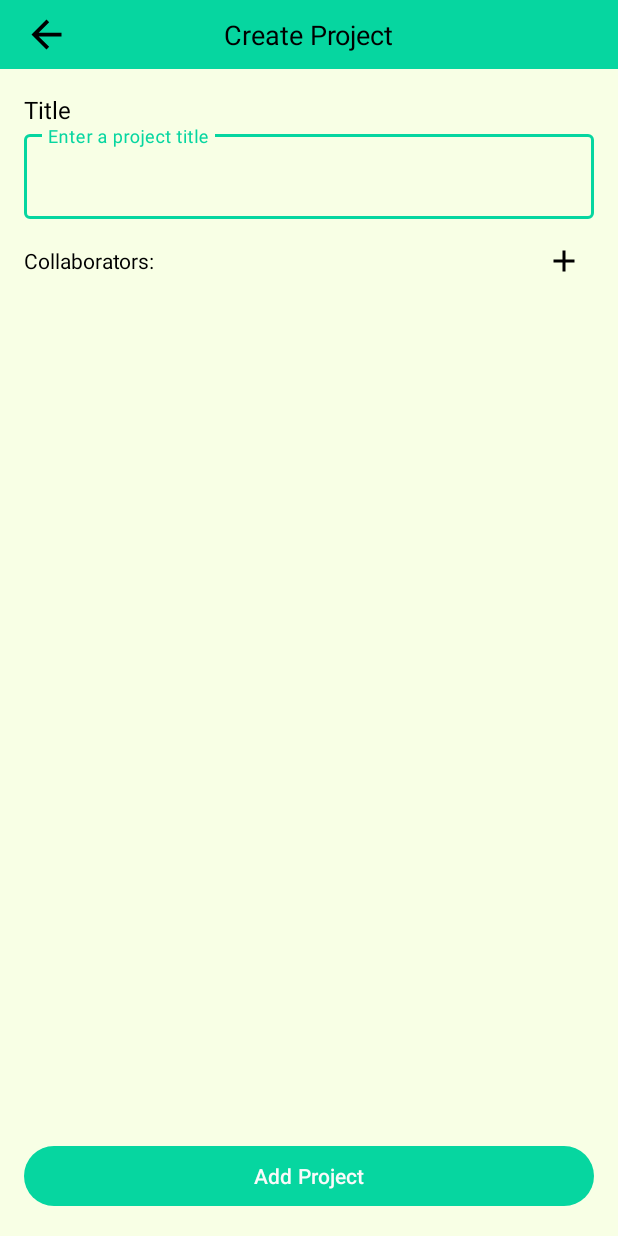
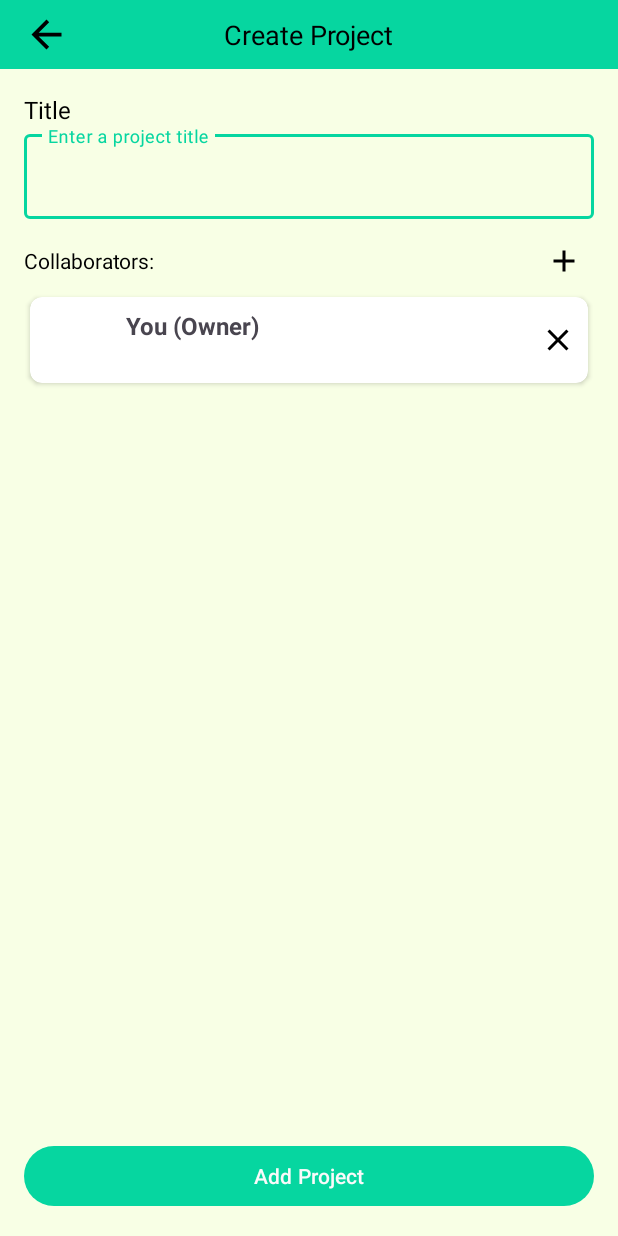
Before and after one commit to Cyber-Jay-Dev/Milestone-Mk5, an Android app: the Add_Project screen opened directly, with no data from a screen before it, on a phone screen of 412 x 824 dp. Run offline under Robolectric (Android 15) with nearby library versions, the phone set to English and light mode, and no system bars; our stand-ins replace Firebase (no records; nobody signed in at launch, a user with empty details on screens opened directly).

Commit message:
mk-7.6 show added user to project in a recyclerview

```diff
--- /dev/null
+++ b/app/src/main/java/com/example/milestonemk_4/Adapter/CollaboratorAdapter.java
@@ -0,0 +1,72 @@
+package com.example.milestonemk_4.Adapter;
+
+import android.content.Context;
+import android.view.LayoutInflater;
+import android.view.View;
+import android.view.ViewGroup;
+import android.widget.ImageButton;
+import android.widget.TextView;
+
+import androidx.annotation.NonNull;
+import androidx.recyclerview.widget.RecyclerView;
+
+import com.example.milestonemk_4.R;
+import com.example.milestonemk_4.model.Collaborator;
+
+import java.util.List;
+
+public class CollaboratorAdapter extends RecyclerView.Adapter<CollaboratorAdapter.CollaboratorViewHolder> {
+
+    private final List<Collaborator> collaboratorList;
+    private final Context context;
+    private final OnCollaboratorListener onCollaboratorListener;
+
+    public interface OnCollaboratorListener {
+        void onCollaboratorRemove(int position);
+    }
+
+    public CollaboratorAdapter(Context context, List<Collaborator> collaboratorList, OnCollaboratorListener onCollaboratorListener) {
+        this.context = context;
+        this.collaboratorList = collaboratorList;
+        this.onCollaboratorListener = onCollaboratorListener;
+    }
+
+    @NonNull
+    @Override
+    public CollaboratorViewHolder onCreateViewHolder(@NonNull ViewGroup parent, int viewType) {
+        View view = LayoutInflater.from(context).inflate(R.layout.item_collaborator, parent, false);
+        return new CollaboratorViewHolder(view);
+    }
+
+    @Override
+    public void onBindViewHolder(@NonNull CollaboratorViewHolder holder, int position) {
+        Collaborator collaborator = collaboratorList.get(position);
+
+        holder.nameTextView.setText(collaborator.getUsername() != null ? collaborator.getUsername() : "User");
+        holder.emailTextView.setText(collaborator.getEmail());
+
+        holder.removeButton.setOnClickListener(v -> {
+            if (onCollaboratorListener != null) {
+                onCollaboratorListener.onCollaboratorRemove(position);
+            }
+        });
+    }
+
+    @Override
+    public int getItemCount() {
+        return collaboratorList.size();
+    }
+
+    public static class CollaboratorViewHolder extends RecyclerView.ViewHolder {
+        TextView nameTextView;
+        TextView emailTextView;
+        ImageButton removeButton;
+
+        public CollaboratorViewHolder(@NonNull View itemView) {
+            super(itemView);
+            nameTextView = itemView.findViewById(R.id.collaboratorName);
+            emailTextView = itemView.findViewById(R.id.collaboratorEmail);
+            removeButton = itemView.findViewById(R.id.removeCollaboratorBtn);
+        }
+    }
+}
--- a/app/src/main/java/com/example/milestonemk_4/activitiesUI/Add_Project.java
+++ b/app/src/main/java/com/example/milestonemk_4/activitiesUI/Add_Project.java
@@ -1,5 +1,6 @@
 package com.example.milestonemk_4.activitiesUI;
 
+import android.annotation.SuppressLint;
 import android.app.Dialog;
 import android.os.Bundle;
 import android.view.ViewGroup;
@@ -10,8 +11,12 @@ import android.widget.Toast;
 
 import androidx.appcompat.app.AppCompatActivity;
 import androidx.core.content.ContextCompat;
+import androidx.recyclerview.widget.LinearLayoutManager;
+import androidx.recyclerview.widget.RecyclerView;
 
 import com.example.milestonemk_4.R;
+import com.example.milestonemk_4.Adapter.CollaboratorAdapter;
+import com.example.milestonemk_4.model.Collaborator;
 import com.example.milestonemk_4.utils.NetworkUtils;
 
 import com.google.firebase.auth.FirebaseAuth;
@@ -24,12 +29,14 @@ import java.util.ArrayList;
 import java.util.HashMap;
 import java.util.Map;
 
-public class Add_Project extends AppCompatActivity {
+public class Add_Project extends AppCompatActivity implements CollaboratorAdapter.OnCollaboratorListener {
     private EditText projectTitle;
     private FirebaseFirestore db;
     private FirebaseAuth auth;
     private Dialog dialog;
     private final ArrayList<String> allowedUserUIDs = new ArrayList<>();
+    private final ArrayList<Collaborator> collaboratorList = new ArrayList<>();
+    private CollaboratorAdapter collaboratorAdapter;
 
     @Override
     protected void onCreate(Bundle savedInstanceState) {
@@ -43,6 +50,12 @@ public class Add_Project extends AppCompatActivity {
         Button addProjectToDb = findViewById(R.id.addprojectItem);
         ImageButton backButton = findViewById(R.id.topbar_backBtn);
         ImageButton openDialog = findViewById(R.id.openAddDialog);
+
+        // Initialize RecyclerView
+        RecyclerView recyclerView = findViewById(R.id.UserProfiles);
+        recyclerView.setLayoutManager(new LinearLayoutManager(this));
+        collaboratorAdapter = new CollaboratorAdapter(this, collaboratorList, this);
+        recyclerView.setAdapter(collaboratorAdapter);
 
         backButton.setOnClickListener(view1 -> finish());
 
@@ -75,6 +88,7 @@ public class Add_Project extends AppCompatActivity {
             }
 
             searchEmail(emailCollab);
+            dialogEmailInput.setText(""); // Clear input field after search
         });
 
         addProjectToDb.setOnClickListener(v -> {
@@ -87,8 +101,36 @@ public class Add_Project extends AppCompatActivity {
             }
         });
 
+        addCurrentUserAsCollaborator();
     }
 
+    @SuppressLint("NotifyDataSetChanged")
+    private void addCurrentUserAsCollaborator() {
+        FirebaseUser currentUser = auth.getCurrentUser();
+        if (currentUser != null) {
+            String uid = currentUser.getUid();
+            String email = currentUser.getEmail();
+
+            // Add to allowed UIDs
+            if (!allowedUserUIDs.contains(uid)) {
+                allowedUserUIDs.add(uid);
+            }
+
+            // Get user info and add to display list
+            db.collection("users").document(uid).get()
+                    .addOnSuccessListener(documentSnapshot -> {
+                        String name = documentSnapshot.exists() ?
+                                documentSnapshot.getString("username") :
+                                "You (Owner)";
+
+                        Collaborator currentUserCollab = new Collaborator(uid, email, name);
+                        collaboratorList.add(currentUserCollab);
+                        collaboratorAdapter.notifyDataSetChanged();
+                    });
+        }
+    }
+
+    @SuppressLint("NotifyDataSetChanged")
     private void searchEmail(String emailInput) {
         CollectionReference usersRef = db.collection("users");
         usersRef.whereEqualTo("email", emailInput)
@@ -98,9 +140,18 @@ public class Add_Project extends AppCompatActivity {
                         if (!task.getResult().isEmpty()) {
                             for (QueryDocumentSnapshot document : task.getResult()) {
                                 String uid = document.getId();
+                                String email = document.getString("email");
+                                String name = document.getString("username");
 
                                 if (!allowedUserUIDs.contains(uid)) {
                                     allowedUserUIDs.add(uid);
+
+                                    // Add to display list
+                                    Collaborator collaborator = new Collaborator(uid, email, name);
+                                    collaboratorList.add(collaborator);
+                                    collaboratorAdapter.notifyDataSetChanged();
+
+                                    dialog.dismiss();
                                     Toast.makeText(this, "Collaborator added!", Toast.LENGTH_SHORT).show();
                                 } else {
                                     Toast.makeText(this, "Collaborator already added", Toast.LENGTH_SHORT).show();
@@ -113,6 +164,25 @@ public class Add_Project extends AppCompatActivity {
                         Toast.makeText(this, "Error searching for user.", Toast.LENGTH_SHORT).show();
                     }
                 });
+    }
+
+    @Override
+    public void onCollaboratorRemove(int position) {
+        // Prevent removing yourself (first collaborator)
+        FirebaseUser currentUser = auth.getCurrentUser();
+        if (currentUser != null && position == 0 &&
+                collaboratorList.get(0).getUid().equals(currentUser.getUid())) {
+            Toast.makeText(this, "Cannot remove yourself as collaborator", Toast.LENGTH_SHORT).show();
+            return;
+        }
+
+        // Remove from both lists
+        String removedUid = collaboratorList.get(position).getUid();
+        allowedUserUIDs.remove(removedUid);
+        collaboratorList.remove(position);
+        collaboratorAdapter.notifyItemRemoved(position);
+
+        Toast.makeText(this, "Collaborator removed", Toast.LENGTH_SHORT).show();
     }
 
     private void addProjectToFirestore(String title) {
--- /dev/null
+++ b/app/src/main/java/com/example/milestonemk_4/model/Collaborator.java
@@ -0,0 +1,39 @@
+package com.example.milestonemk_4.model;
+
+public class Collaborator {
+    private String uid;
+    private String email;
+    private String username;
+    public Collaborator() {
+
+    }
+    public Collaborator(String uid, String email, String username) {
+        this.uid = uid;
+        this.email = email;
+        this.username = username;
+    }
+
+    public String getUid() {
+        return uid;
+    }
+
+    public void setUid(String uid) {
+        this.uid = uid;
+    }
+
+    public String getEmail() {
+        return email;
+    }
+
+    public void setEmail(String email) {
+        this.email = email;
+    }
+
+    public String getUsername() {
+        return username;
+    }
+
+    public void setUsername(String username) {
+        this.username = username;
+    }
+}
--- /dev/null
+++ b/app/src/main/res/layout/item_collaborator.xml
@@ -0,0 +1,71 @@
+<?xml version="1.0" encoding="utf-8"?>
+<androidx.cardview.widget.CardView xmlns:android="http://schemas.android.com/apk/res/android"
+    xmlns:app="http://schemas.android.com/apk/res-auto"
+    xmlns:tools="http://schemas.android.com/tools"
+    android:layout_width="match_parent"
+    android:layout_height="wrap_content"
+    android:layout_margin="4dp"
+    app:cardCornerRadius="8dp"
+    app:cardElevation="2dp">
+
+    <androidx.constraintlayout.widget.ConstraintLayout
+        android:layout_width="match_parent"
+        android:layout_height="wrap_content"
+        android:padding="8dp">
+
+        <androidx.cardview.widget.CardView
+            android:id="@+id/cardView"
+            android:layout_width="40dp"
+            android:layout_height="40dp"
+            android:layout_marginStart="8dp"
+            app:cardCornerRadius="40dp"
+            app:cardElevation="0dp"
+            app:layout_constraintBottom_toBottomOf="parent"
+            app:layout_constraintStart_toStartOf="parent"
+            app:layout_constraintTop_toTopOf="parent">
+
+            <ImageView
+                android:id="@+id/collab_avatar"
+                android:layout_width="wrap_content"
+                android:layout_height="wrap_content"
+                android:contentDescription="@string/profile_picture"
+                android:scaleType="centerCrop" />
+
+        </androidx.cardview.widget.CardView>
+
+        <TextView
+            android:id="@+id/collaboratorName"
+            android:layout_width="0dp"
+            android:layout_height="wrap_content"
+            android:layout_marginStart="8dp"
+            android:layout_marginEnd="8dp"
+            android:textSize="16sp"
+            android:textStyle="bold"
+            app:layout_constraintEnd_toStartOf="@+id/removeCollaboratorBtn"
+            app:layout_constraintStart_toEndOf="@+id/cardView"
+            app:layout_constraintTop_toTopOf="parent" />
+
+        <TextView
+            android:id="@+id/collaboratorEmail"
+            android:layout_width="0dp"
+            android:layout_height="wrap_content"
+            android:layout_marginStart="8dp"
+            android:layout_marginEnd="8dp"
+            android:textSize="14sp"
+            app:layout_constraintEnd_toStartOf="@+id/removeCollaboratorBtn"
+            app:layout_constraintStart_toEndOf="@+id/cardView"
+            app:layout_constraintTop_toBottomOf="@+id/collaboratorName" />
+
+        <ImageButton
+            android:id="@+id/removeCollaboratorBtn"
+            android:layout_width="wrap_content"
+            android:layout_height="wrap_content"
+            android:background="@android:color/transparent"
+            android:contentDescription="Remove collaborator"
+            android:src="@drawable/baseline_close_24"
+            app:layout_constraintBottom_toBottomOf="parent"
+            app:layout_constraintEnd_toEndOf="parent"
+            app:layout_constraintTop_toTopOf="parent" />
+
+    </androidx.constraintlayout.widget.ConstraintLayout>
+</androidx.cardview.widget.CardView>
--- a/app/src/main/res/layout/nav_header.xml
+++ b/app/src/main/res/layout/nav_header.xml
@@ -19,7 +19,7 @@
             android:layout_width="wrap_content"
             android:layout_height="wrap_content"
             android:src="@drawable/default_profile"
-            android:contentDescription="Profile Picture"
+            android:contentDescription="@string/profile_picture"
             android:scaleType="centerCrop" />
 
     </androidx.cardview.widget.CardView>
--- a/app/src/main/res/values/strings.xml
+++ b/app/src/main/res/values/strings.xml
@@ -34,4 +34,5 @@
 
     <string name="select_status">Select Status</string>
     <string name="create_project">Create Project</string>
+    <string name="profile_picture">Profile Picture</string>
 </resources>
```
